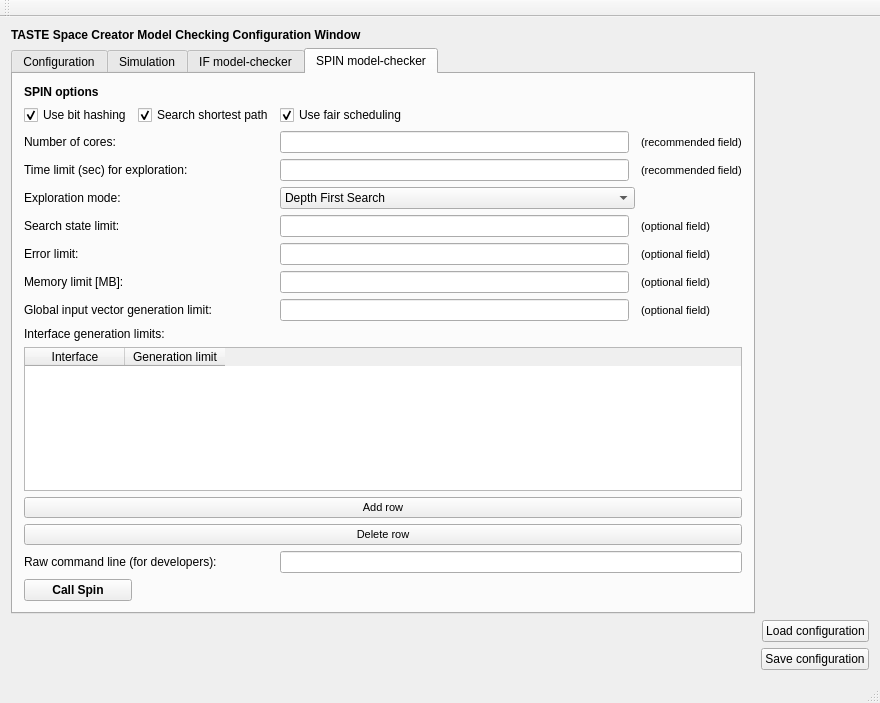
Old version of the form src/libs/libiveditor/modelchecking/modelcheckingwindow.ui in the repository esa/spacecreator.
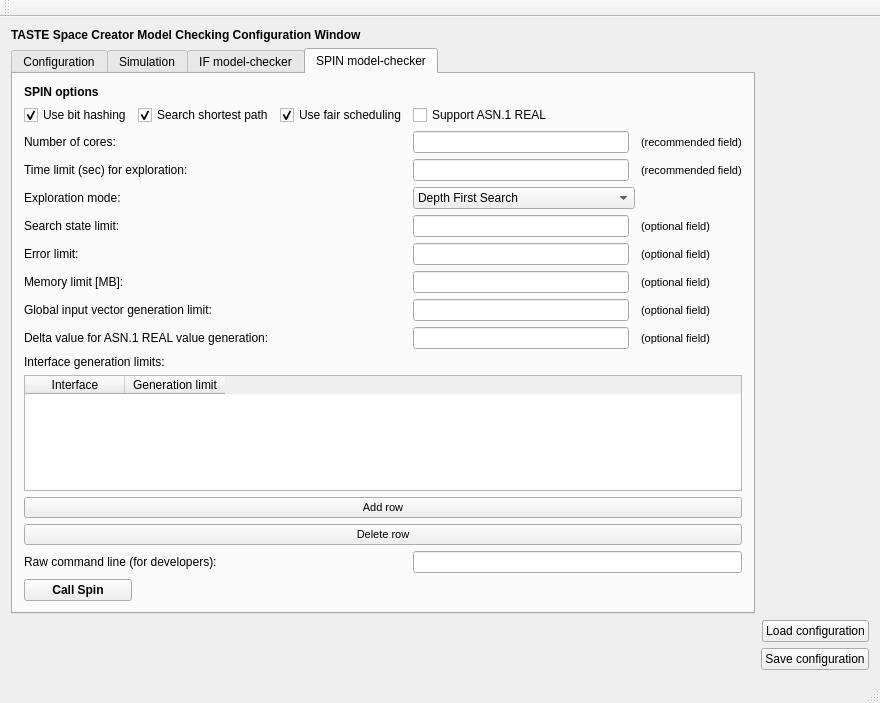
New version of the form. The open tabs and pages were chosen to show the change.

Commit message: TMC: Added settings required to support REAL datatype in modelchecking

The edit to the form file:
```diff
--- a/src/libs/libiveditor/modelchecking/modelcheckingwindow.ui
+++ b/src/libs/libiveditor/modelchecking/modelcheckingwindow.ui
@@ -652,21 +652,21 @@
         <string>SPIN model-checker</string>
        </attribute>
        <layout class="QGridLayout" name="gridLayout_4">
-        <item row="4" column="0" colspan="3">
+        <item row="6" column="0" colspan="3">
          <widget class="QLabel" name="label_spinExpAlgorithm">
           <property name="text">
            <string>Exploration mode:</string>
           </property>
          </widget>
         </item>
-        <item row="6" column="3">
+        <item row="8" column="3">
          <widget class="QLineEdit" name="lineEdit_errorLimit">
           <property name="text">
            <string/>
           </property>
          </widget>
         </item>
-        <item row="4" column="3" colspan="2">
+        <item row="6" column="3" colspan="2">
          <widget class="QComboBox" name="comboBox_spinExpAlgorithm">
           <item>
            <property name="text">
@@ -680,31 +680,21 @@
           </item>
          </widget>
         </item>
-        <item row="1" column="3" colspan="3">
-         <widget class="QCheckBox" name="checkBox_useFairScheduling">
-          <property name="text">
-           <string>Use fair scheduling</string>
-          </property>
-          <property name="checked">
-           <bool>true</bool>
-          </property>
-         </widget>
-        </item>
-        <item row="3" column="0" colspan="4">
+        <item row="5" column="0" colspan="4">
          <widget class="QLabel" name="label_timeLimit">
           <property name="text">
            <string>Time limit (sec) for exploration:</string>
           </property>
          </widget>
         </item>
-        <item row="3" column="3">
+        <item row="5" column="3">
          <widget class="QLineEdit" name="lineEdit_spinTimeLimit">
           <property name="text">
-           <string></string>
+           <string/>
           </property>
          </widget>
         </item>
-        <item row="6" column="5">
+        <item row="8" column="5">
          <widget class="QLabel" name="label_optionalField">
           <property name="font">
            <font>
@@ -716,24 +706,14 @@
           </property>
          </widget>
         </item>
-        <item row="1" column="0">
-         <widget class="QCheckBox" name="checkBox_useBitHashing">
-          <property name="text">
-           <string>Use bit hashing</string>
-          </property>
-          <property name="checked">
-           <bool>true</bool>
-          </property>
-         </widget>
-        </item>
-        <item row="5" column="3">
+        <item row="7" column="3">
          <widget class="QLineEdit" name="lineEdit_searchStateLimit">
           <property name="text">
            <string/>
           </property>
          </widget>
         </item>
-        <item row="2" column="5">
+        <item row="4" column="5">
          <widget class="QLabel" name="label_recommendedField2">
           <property name="font">
            <font>
@@ -745,34 +725,18 @@
           </property>
          </widget>
         </item>
-        <item row="2" column="3">
+        <item row="4" column="3">
          <widget class="QLineEdit" name="lineEdit_numberOfCores">
           <property name="text">
-           <string></string>
+           <string/>
           </property>
           <property name="maxLength">
            <number>32767</number>
           </property>
          </widget>
         </item>
-        <item row="1" column="1" colspan="2">
-         <widget class="QCheckBox" name="checkBox_searchShortestPath">
-          <property name="text">
-           <string>Search shortest path</string>
-          </property>
-          <property name="checked">
-           <bool>true</bool>
-          </property>
-         </widget>
-        </item>
-        <item row="10" column="0" colspan="6">
+        <item row="13" column="0" colspan="6">
          <widget class="QTableWidget" name="tableWidget_generationLimits">
-          <attribute name="headerMinimumSectionSize">
-           <number>400</number>
-          </attribute>
-          <attribute name="headerStretchLastSection">
-           <bool>true</bool>
-          </attribute>
           <column>
            <property name="text">
             <string>Interface</string>
@@ -785,7 +749,7 @@
           </column>
          </widget>
         </item>
-        <item row="11" column="0" colspan="6">
+        <item row="14" column="0" colspan="6">
          <widget class="QPushButton" name="tableAddButton">
           <property name="font">
            <font>
@@ -797,7 +761,7 @@
           </property>
          </widget>
         </item>
-        <item row="12" column="0" colspan="6">
+        <item row="15" column="0" colspan="6">
          <widget class="QPushButton" name="tableDeleteButton">
           <property name="font">
            <font>
@@ -809,14 +773,14 @@
           </property>
          </widget>
         </item>
-        <item row="2" column="0" colspan="3">
+        <item row="4" column="0" colspan="3">
          <widget class="QLabel" name="label_numberOfCores">
           <property name="text">
            <string>Number of cores:</string>
           </property>
          </widget>
         </item>
-        <item row="3" column="5">
+        <item row="5" column="5">
          <widget class="QLabel" name="label_recommendedField">
           <property name="font">
            <font>
@@ -828,91 +792,91 @@
           </property>
          </widget>
         </item>
-        <item row="5" column="0" colspan="3">
+        <item row="7" column="0" colspan="3">
          <widget class="QLabel" name="label_searchStateLimit">
           <property name="text">
            <string>Search state limit:</string>
           </property>
          </widget>
         </item>
-        <item row="6" column="0" colspan="3">
+        <item row="8" column="0" colspan="3">
          <widget class="QLabel" name="label_errorLimit">
           <property name="text">
            <string>Error limit:</string>
           </property>
          </widget>
         </item>
-        <item row="7" column="0" colspan="3">
+        <item row="9" column="0" colspan="3">
          <widget class="QLabel" name="label_memoryLimit">
           <property name="text">
            <string>Memory limit [MB]:</string>
           </property>
          </widget>
         </item>
-        <item row="9" column="0" colspan="3">
+        <item row="12" column="0" colspan="3">
          <widget class="QLabel" name="label_ifaceGenerationLimits">
           <property name="text">
            <string>Interface generation limits:</string>
           </property>
          </widget>
         </item>
-        <item row="7" column="3">
+        <item row="9" column="3">
          <widget class="QLineEdit" name="lineEdit_memoryLimit">
           <property name="text">
-           <string></string>
+           <string/>
           </property>
           <property name="maxLength">
            <number>32767</number>
           </property>
          </widget>
         </item>
-        <item row="8" column="0" colspan="3">
+        <item row="10" column="0" colspan="3">
          <widget class="QLabel" name="label_generationLimit">
           <property name="text">
            <string>Global input vector generation limit:</string>
           </property>
          </widget>
         </item>
-        <item row="8" column="3">
+        <item row="10" column="3">
          <widget class="QLineEdit" name="lineEdit_generationLimit">
           <property name="text">
-           <string></string>
+           <string/>
           </property>
           <property name="maxLength">
            <number>32767</number>
           </property>
          </widget>
         </item>
-        <item row="13" column="0" colspan="3">
+        <item row="16" column="0" colspan="3">
          <widget class="QLabel" name="label_rawCommandLine">
           <property name="text">
            <string>Raw command line (for developers):</string>
           </property>
          </widget>
         </item>
-        <item row="13" column="3" colspan="3">
+        <item row="16" column="3" colspan="3">
          <widget class="QLineEdit" name="lineEdit_rawCommandLine">
           <property name="text">
-           <string></string>
+           <string/>
           </property>
           <property name="maxLength">
            <number>32767</number>
           </property>
          </widget>
         </item>
-        <item row="5" column="5">
-         <widget class="QLabel" name="label_optionalField2">
-          <property name="font">
-           <font>
-            <pointsize>8</pointsize>
-           </font>
-          </property>
-          <property name="text">
-           <string>(optional field)</string>
-          </property>
-         </widget>
-        </item>
         <item row="7" column="5">
+         <widget class="QLabel" name="label_optionalField2">
+          <property name="font">
+           <font>
+            <pointsize>8</pointsize>
+           </font>
+          </property>
+          <property name="text">
+           <string>(optional field)</string>
+          </property>
+         </widget>
+        </item>
+        <item row="9" column="5">
          <widget class="QLabel" name="label_optionalField3">
           <property name="font">
            <font>
@@ -924,7 +888,7 @@
           </property>
          </widget>
         </item>
-        <item row="8" column="5">
+        <item row="10" column="5">
          <widget class="QLabel" name="label_optionalField4">
           <property name="font">
            <font>
@@ -949,7 +913,7 @@
           </property>
          </widget>
         </item>
-        <item row="14" column="0">
+        <item row="17" column="0">
          <widget class="QPushButton" name="pushButton_callSpin">
           <property name="font">
            <font>
@@ -962,6 +926,68 @@
           </property>
          </widget>
         </item>
+        <item row="1" column="0">
+         <layout class="QHBoxLayout" name="horizontalLayout"/>
+        </item>
+        <item row="2" column="0">
+         <widget class="QCheckBox" name="checkBox_useBitHashing">
+          <property name="text">
+           <string>Use bit hashing</string>
+          </property>
+          <property name="checked">
+           <bool>true</bool>
+          </property>
+         </widget>
+        </item>
+        <item row="2" column="1">
+         <widget class="QCheckBox" name="checkBox_searchShortestPath">
+          <property name="text">
+           <string>Search shortest path</string>
+          </property>
+          <property name="checked">
+           <bool>true</bool>
+          </property>
+         </widget>
+        </item>
+        <item row="2" column="2">
+         <widget class="QCheckBox" name="checkBox_useFairScheduling">
+          <property name="text">
+           <string>Use fair scheduling</string>
+          </property>
+          <property name="checked">
+           <bool>true</bool>
+          </property>
+         </widget>
+        </item>
+        <item row="2" column="3">
+         <widget class="QCheckBox" name="checkBox_useReal">
+          <property name="text">
+           <string>Support ASN.1 REAL</string>
+          </property>
+         </widget>
+        </item>
+        <item row="11" column="3">
+         <widget class="QLineEdit" name="lineEdit_deltaValue"/>
+        </item>
+        <item row="11" column="5">
+         <widget class="QLabel" name="label_26">
+          <property name="font">
+           <font>
+            <pointsize>8</pointsize>
+           </font>
+          </property>
+          <property name="text">
+           <string>(optional field)</string>
+          </property>
+         </widget>
+        </item>
+        <item row="11" column="0" colspan="3">
+         <widget class="QLabel" name="label_8">
+          <property name="text">
+           <string>Delta value for ASN.1 REAL value generation:</string>
+          </property>
+         </widget>
+        </item>
        </layout>
       </widget>
      </widget>
```
The commit also changes 9 other files.
